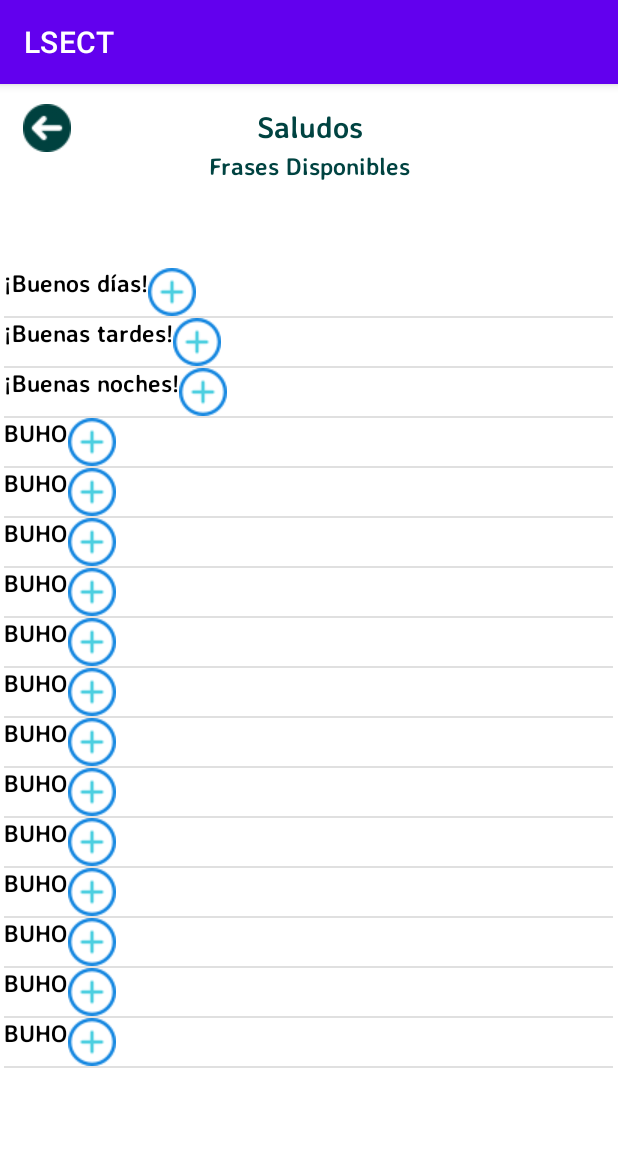
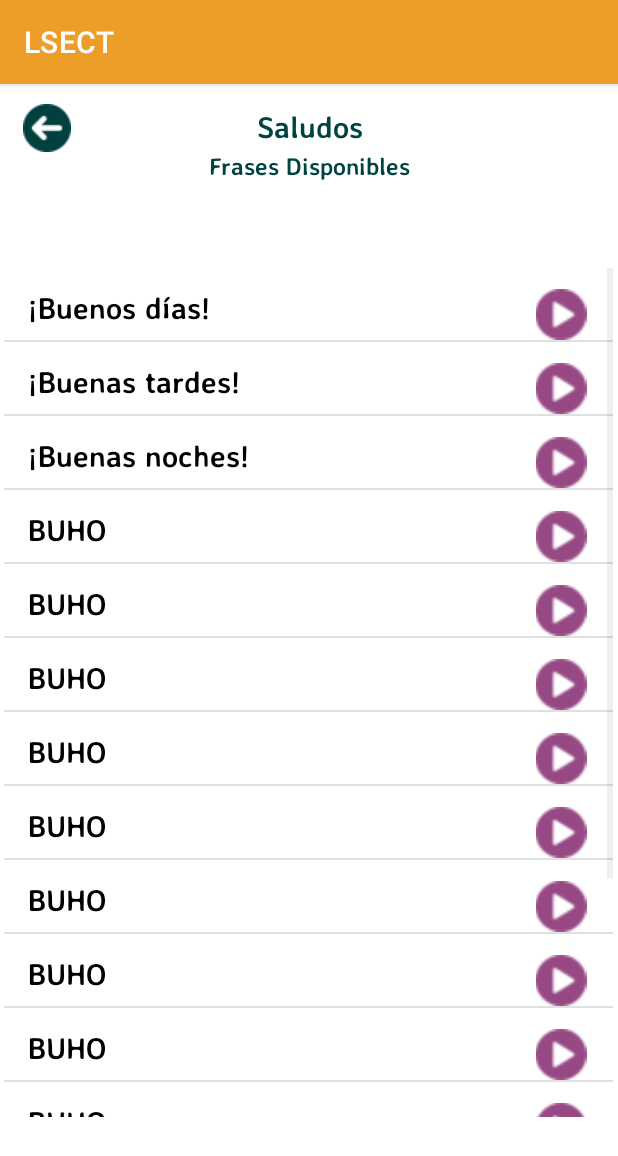
Before and after one commit to EzequielCastilloH/ProyectoLectura, an Android app: the Frases1 screen opened directly, with no data from a screen before it, on a phone screen of 412 x 824 dp. Shown: the top 1156 px of the screen. Run offline under Robolectric (Android 15) with nearby library versions, the phone set to English and light mode, and no system bars; Roboto replaces fonts that are not available here.

Commit message:
Layout corregido

```diff
--- a/LSECT/app/src/main/java/com/jnmolina/lsect/Frases1.java
+++ b/LSECT/app/src/main/java/com/jnmolina/lsect/Frases1.java
@@ -36,22 +36,22 @@ public class Frases1 extends AppCompatActivity {
         btnBack = (ImageButton) findViewById(R.id.btnBackPhrases);
 
         //Enviando títulos de las frases como ObjectList hacia el ArrayList
-        listArrayPhrases.add(new ObjectList(R.drawable.anadir, "¡Buenos días!"));
-        listArrayPhrases.add(new ObjectList(R.drawable.anadir, "¡Buenas tardes!"));
-        listArrayPhrases.add(new ObjectList(R.drawable.anadir, "¡Buenas noches!"));
-        listArrayPhrases.add(new ObjectList(R.drawable.anadir, "BUHO"));
-        listArrayPhrases.add(new ObjectList(R.drawable.anadir, "BUHO"));
-        listArrayPhrases.add(new ObjectList(R.drawable.anadir, "BUHO"));
-        listArrayPhrases.add(new ObjectList(R.drawable.anadir, "BUHO"));
-        listArrayPhrases.add(new ObjectList(R.drawable.anadir, "BUHO"));
-        listArrayPhrases.add(new ObjectList(R.drawable.anadir, "BUHO"));
-        listArrayPhrases.add(new ObjectList(R.drawable.anadir, "BUHO"));
-        listArrayPhrases.add(new ObjectList(R.drawable.anadir, "BUHO"));
-        listArrayPhrases.add(new ObjectList(R.drawable.anadir, "BUHO"));
-        listArrayPhrases.add(new ObjectList(R.drawable.anadir, "BUHO"));
-        listArrayPhrases.add(new ObjectList(R.drawable.anadir, "BUHO"));
-        listArrayPhrases.add(new ObjectList(R.drawable.anadir, "BUHO"));
-        listArrayPhrases.add(new ObjectList(R.drawable.anadir, "BUHO"));
+        listArrayPhrases.add(new ObjectList(R.drawable.play, "¡Buenos días!"));
+        listArrayPhrases.add(new ObjectList(R.drawable.play, "¡Buenas tardes!"));
+        listArrayPhrases.add(new ObjectList(R.drawable.play, "¡Buenas noches!"));
+        listArrayPhrases.add(new ObjectList(R.drawable.play, "BUHO"));
+        listArrayPhrases.add(new ObjectList(R.drawable.play, "BUHO"));
+        listArrayPhrases.add(new ObjectList(R.drawable.play, "BUHO"));
+        listArrayPhrases.add(new ObjectList(R.drawable.play, "BUHO"));
+        listArrayPhrases.add(new ObjectList(R.drawable.play, "BUHO"));
+        listArrayPhrases.add(new ObjectList(R.drawable.play, "BUHO"));
+        listArrayPhrases.add(new ObjectList(R.drawable.play, "BUHO"));
+        listArrayPhrases.add(new ObjectList(R.drawable.play, "BUHO"));
+        listArrayPhrases.add(new ObjectList(R.drawable.play, "BUHO"));
+        listArrayPhrases.add(new ObjectList(R.drawable.play, "BUHO"));
+        listArrayPhrases.add(new ObjectList(R.drawable.play, "BUHO"));
+        listArrayPhrases.add(new ObjectList(R.drawable.play, "BUHO"));
+        listArrayPhrases.add(new ObjectList(R.drawable.play, "BUHO"));
 
 
         //Adaptando el envío de datos
--- a/LSECT/app/src/main/res/layout/listview.xml
+++ b/LSECT/app/src/main/res/layout/listview.xml
@@ -2,8 +2,14 @@
 <LinearLayout xmlns:android="http://schemas.android.com/apk/res/android"
     xmlns:app="http://schemas.android.com/apk/res-auto"
     xmlns:tools="http://schemas.android.com/tools"
+    android:orientation="vertical"
     android:layout_width="match_parent"
     android:layout_height="match_parent">
+
+    <androidx.gridlayout.widget.GridLayout
+        android:layout_width="373dp"
+        android:layout_height="48dp"
+        android:layout_gravity="center_horizontal">
 
         <TextView
             android:id="@+id/txtPhraseTitle"
@@ -12,15 +18,23 @@
             android:fontFamily="@font/averia_sans_libre_bold"
             android:text="¡Buenos Días!"
             android:textColor="@color/black"
-        android:textSize="16sp"
+            android:textSize="20sp"
+            app:layout_column="0"
+            app:layout_row="1"
             tools:layout_editor_absoluteX="173dp"
             tools:layout_editor_absoluteY="61dp" />
 
         <ImageView
             android:id="@+id/imgPlay"
-        android:layout_width="wrap_content"
-        android:layout_height="wrap_content"
+            android:layout_width="36dp"
+            android:layout_height="34dp"
+            android:gravity="center_horizontal"
+            app:layout_column="2"
+            app:layout_row="1"
             app:srcCompat="@drawable/play"
             tools:layout_editor_absoluteX="96dp"
             tools:layout_editor_absoluteY="61dp" />
+
+
+    </androidx.gridlayout.widget.GridLayout>
 </LinearLayout>
--- a/LSECT/app/src/main/res/values/colors.xml
+++ b/LSECT/app/src/main/res/values/colors.xml
@@ -16,6 +16,7 @@
     <color name="color7">#004341</color>
     <color name="color8">#FFAE97</color>
     <color name="color9">#C5733A</color>
-
+    <color name="mostaza">#ED9E28</color>
+    <color name="mostaza_suave">#ECAF56</color>
 
 </resources>
--- a/LSECT/app/src/main/res/values/themes.xml
+++ b/LSECT/app/src/main/res/values/themes.xml
@@ -2,8 +2,8 @@
     <!-- Base application theme. -->
     <style name="Theme.LSECT" parent="Theme.MaterialComponents.DayNight.DarkActionBar">
         <!-- Primary brand color. -->
-        <item name="colorPrimary">@color/purple_500</item>
-        <item name="colorPrimaryVariant">@color/purple_700</item>
+        <item name="colorPrimary">@color/mostaza</item>
+        <item name="colorPrimaryVariant">@color/mostaza_suave</item>
         <item name="colorOnPrimary">@color/white</item>
         <!-- Secondary brand color. -->
         <item name="colorSecondary">@color/teal_200</item>
```
Lines whose indentation alone changed are shown as unchanged.
